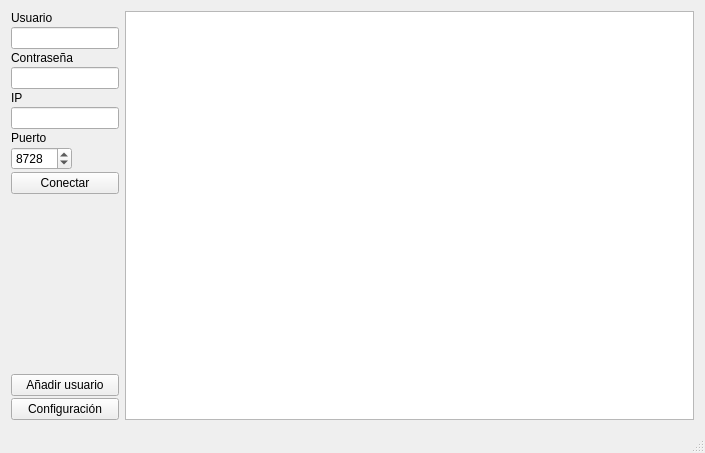
Before: the Qt Designer form QMikPPPManager.ui in silderan/QMikPPPManager, drawn with Qt 5.
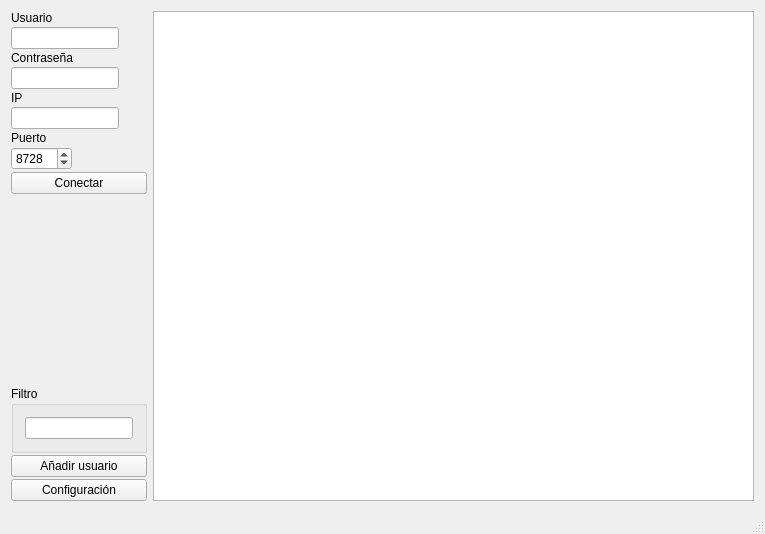
After: the same form once the commit is applied. Custom widgets are drawn as their Qt base class.

```diff
--- a/QMikPPPManager.ui
+++ b/QMikPPPManager.ui
@@ -6,8 +6,8 @@
    <rect>
     <x>0</x>
     <y>0</y>
-    <width>705</width>
-    <height>453</height>
+    <width>765</width>
+    <height>534</height>
    </rect>
   </property>
   <property name="windowTitle">
@@ -129,6 +129,25 @@
         </property>
        </spacer>
       </item>
+      <item>
+       <widget class="QGroupBox" name="groupBox">
+        <property name="title">
+         <string>Filtro</string>
+        </property>
+        <layout class="QGridLayout" name="gridLayout_2">
+         <item row="0" column="0">
+          <widget class="QLineEdit" name="leFiltro">
+           <property name="sizePolicy">
+            <sizepolicy hsizetype="Minimum" vsizetype="Fixed">
+             <horstretch>0</horstretch>
+             <verstretch>0</verstretch>
+            </sizepolicy>
+           </property>
+          </widget>
+         </item>
+        </layout>
+       </widget>
+      </item>
       <item>
        <widget class="QPushButton" name="anyadeUsuario">
         <property name="text">
@@ -167,9 +186,6 @@
       <attribute name="verticalHeaderShowSortIndicator" stdset="0">
        <bool>false</bool>
       </attribute>
-      <attribute name="verticalHeaderStretchLastSection">
-       <bool>true</bool>
-      </attribute>
      </widget>
     </item>
    </layout>
```
Left out of the diff: 4 changed lines with no effect on the pictures.
